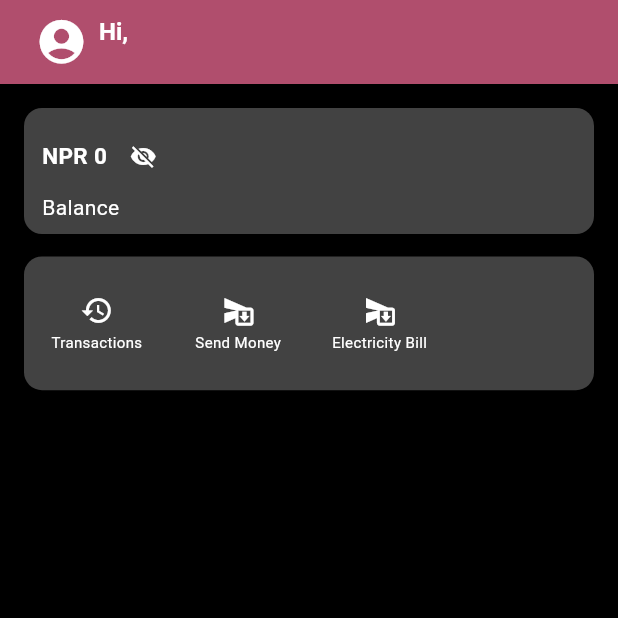
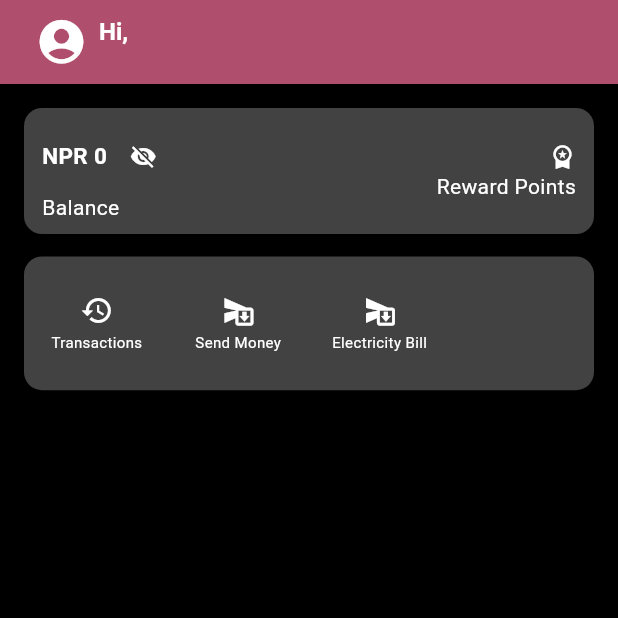
Before and after one commit to kavir/springFlutter, a Flutter app: the WalletHomePage screen opened directly, after a tap on the "visibility" icon, on a phone screen of 412 x 824 dp, the top half of it. Run offline on Flutter 3.47's test engine with Material 3 defaults, Android fonts, the phone set to English and light mode, and no system bars; our stand-ins replace dio, flutter_riverpod, freezed_annotation, hooks_riverpod, loading_animation_widget, stylish_bottom_bar; missing offline and left inert: qr_code_scanner_plus, simple_fontellico_progress_dialog; network calls fail; project files that could hold a hidden picture were left out.

Commit message:
update feature added

```diff
--- a/spring_roll_flutter/lib/Authentication/Screen/loginScreen.dart
+++ b/spring_roll_flutter/lib/Authentication/Screen/loginScreen.dart
@@ -32,7 +32,7 @@ class _LoginScreenState extends ConsumerState<LoginScreen> {
           }
         },
         success: (data) {
-          ToastUtils().showSuccessToast(context, "Login Successful");
+          ToastUtils().showSuccessToast(context, data!.message);
           Navigator.pushReplacement(
             context,
             MaterialPageRoute(
@@ -41,7 +41,7 @@ class _LoginScreenState extends ConsumerState<LoginScreen> {
           );
         },
         error: (e) {
-          ToastUtils().showErrorToast(context, "Failed to login");
+          ToastUtils().showErrorToast(context, e!.message);
         },
       );
     });
--- a/spring_roll_flutter/lib/Authentication/Screen/registerScreen.dart
+++ b/spring_roll_flutter/lib/Authentication/Screen/registerScreen.dart
@@ -59,7 +59,7 @@ class _RegisterScreenState extends ConsumerState<RegisterScreen> {
           }
         },
         success: (data) {
-          ToastUtils().showSuccessToast(context, "Register Successful");
+          ToastUtils().showSuccessToast(context, data?.message);
           Navigator.push(
             context,
             MaterialPageRoute(
@@ -68,7 +68,7 @@ class _RegisterScreenState extends ConsumerState<RegisterScreen> {
           );
         },
         error: (e) {
-          ToastUtils().showErrorToast(context, "Failed to register");
+          ToastUtils().showErrorToast(context, e?.message);
         },
       );
     });
--- a/spring_roll_flutter/lib/Utils/api_config.dart
+++ b/spring_roll_flutter/lib/Utils/api_config.dart
@@ -5,8 +5,9 @@ class ApiConfig {
   // static String prodServerUrl = 'http://192.168.1.94:5052';
   // static String prodOriginServerUrl = 'http://localhost:3000';
   //////////////////////////////////////
-  static String prodServerUrl =
-      'https://springjava-production-e579.up.railway.app';
+  static String prodServerUrl = 'https://springjava.onrender.com';
+  // static String prodServerUrl =
+  //     'https://springjava-production-e579.up.railway.app';
   // static String prodServerUrl = 'http://192.168.1.81:9090';
   static String prodOriginServerUrl = 'http://localhost:8080';
   // static String prodServerUrl = 'https://api.billin.space';
@@ -43,5 +44,6 @@ class ApiConfig {
   static const String publicUrl = "/public";
   static const String loginUrl = "/login";
   static const String passwordUrl = "/password";
+  static const String getRewardPoints = "/getRewardPoints";
   static const String resetPasswordRequestUrl = "/reset-password-request";
 }
--- /dev/null
+++ b/spring_roll_flutter/lib/Wallet/Provider/fetchRewardPoints.dart
@@ -0,0 +1,52 @@
+import 'package:hooks_riverpod/hooks_riverpod.dart';
+import 'package:dio/dio.dart';
+import 'package:spring_roll_flutter/Authentication/Provider/loginProvider.dart';
+import 'package:spring_roll_flutter/Utils/api_config.dart';
+import 'package:spring_roll_flutter/State/appState.dart';
+import 'package:spring_roll_flutter/Utils/dio_provider.dart';
+
+final rewardPointsProvider =
+    StateNotifierProvider<RewardPointsProviderNotifier, AppState<String>>(
+        (ref) {
+  return RewardPointsProviderNotifier(ref);
+});
+
+class RewardPointsProviderNotifier extends StateNotifier<AppState<String>> {
+  final Ref ref;
+
+  RewardPointsProviderNotifier(this.ref) : super(const AppState.initial());
+  Future<void> rewardPointProvider(int userId) async {
+    print("reward all ok");
+    state = const AppState.loading(loading: true);
+    final dio = ref.read(dioProvider);
+    final url = '${ApiConfig.apiUrl}${ApiConfig.getRewardPoints}/$userId';
+
+    try {
+      final String? token = await ref.read(tokenProvider);
+      final String cleanedToken =
+          token?.replaceAll(RegExp(r'token:|[{}]'), '')?.trim() ?? '';
+      final response = await dio.get(
+        url,
+        options: Options(
+          headers: {
+            'Origin': ApiConfig.prodOriginServerUrl,
+            'Authorization': 'Bearer $cleanedToken',
+          },
+        ),
+      );
+      if (response.statusCode == 200) {
+        final jsonResponse = response.data;
+        print("the reward json respojse is __$jsonResponse");
+        // state = const AppState.loading(loading: false);
+        state = AppState.success(data: jsonResponse);
+      } else {
+        print("yaha gayo ni tw guys");
+        state = const AppState.loading(loading: false);
+        state = AppState.error();
+      }
+    } catch (e) {
+      state = const AppState.loading(loading: false);
+      state = AppState.error();
+    }
+  }
+}
--- a/spring_roll_flutter/lib/Wallet/Provider/indv_user_dashBoard_info_provider.dart
+++ b/spring_roll_flutter/lib/Wallet/Provider/indv_user_dashBoard_info_provider.dart
@@ -24,7 +24,7 @@ class IndvUserDashBoardInfoProviderNotifier
     final dio = ref.read(dioProvider);
     final number = ref.read(phoneNumberProvider.notifier).state;
     final url = '${ApiConfig.apiUrl}${ApiConfig.wallet}${ApiConfig.userWallet}';
-    print("the url is ___$url");
+    print("the url is ___$url:::$number");
     final queryParams = {
       'number': number,
     };
@@ -32,6 +32,7 @@ class IndvUserDashBoardInfoProviderNotifier
       final String? token = await ref.read(tokenProvider);
       final String cleanedToken =
           token?.replaceAll(RegExp(r'token:|[{}]'), '')?.trim() ?? '';
+      print("haha okay yaha samma tw aayiiyo::$cleanedToken");
       final response = await dio.get(
         url,
         queryParameters: queryParams,
@@ -50,6 +51,7 @@ class IndvUserDashBoardInfoProviderNotifier
         state = const AppState.loading(loading: false);
         state = AppState.success(data: customers);
       } else {
+        print("yaha gayo ni tw guys");
         state = const AppState.loading(loading: false);
         state = AppState.error();
       }
--- a/spring_roll_flutter/lib/Wallet/Screen/wallet_home_screen.dart
+++ b/spring_roll_flutter/lib/Wallet/Screen/wallet_home_screen.dart
@@ -3,12 +3,12 @@ import 'dart:convert';
 import 'package:flutter/material.dart';
 import 'package:hooks_riverpod/hooks_riverpod.dart';
 import 'package:spring_roll_flutter/Utils/toast_utils.dart';
+import 'package:spring_roll_flutter/Wallet/Provider/fetchRewardPoints.dart';
 import 'package:spring_roll_flutter/Wallet/Provider/fund_transfer_provider.dart';
 import 'package:spring_roll_flutter/Wallet/Provider/indv_user_dashBoard_info_provider.dart';
 import 'package:spring_roll_flutter/Wallet/Provider/web_socket_provider.dart';
 import 'package:spring_roll_flutter/Wallet/Screen/ElectricityScreen.dart';
 import 'package:spring_roll_flutter/Wallet/Screen/fun_transfer_screen.dart';
-import 'package:spring_roll_flutter/Wallet/Screen/qr_screen.dart';
 import 'package:spring_roll_flutter/Wallet/Screen/transaction_history_screen.dart';
 import 'package:intl/intl.dart';
 
@@ -28,12 +28,22 @@ class _WalletHomePageState extends ConsumerState<WalletHomePage> {
   String name = '';
   String number = '';
   double amount = 0.0;
+  String rewards = '';
   @override
   void initState() {
     super.initState();
-    // WidgetsBinding.instance.addPostFrameCallback((_) {
-    //   ref.read(indvDahsboardInfoProvider.notifier).indvInfoProvider();
-    // });
+    WidgetsBinding.instance.addPostFrameCallback((_) {
+      ref.watch(indvDahsboardInfoProvider).maybeWhen(
+            success: (useryDetails) {
+              id = useryDetails!.userId;
+              name = useryDetails.userName;
+              number = useryDetails.userPhoneNumber;
+              amount = useryDetails.walletBalance;
+            },
+            orElse: () => 'No Logo',
+          );
+      ref.read(rewardPointsProvider.notifier).rewardPointProvider(id);
+    });
   }
 
   @override
@@ -45,23 +55,18 @@ class _WalletHomePageState extends ConsumerState<WalletHomePage> {
         success: (value) async {
           ref.read(indvDahsboardInfoProvider.notifier).indvInfoProvider();
         },
-        // loginError: (value) {
-        //   ToastUtils().showErrorToast(context, value.errorMessage ?? "");
-        // },
         error: (value) {
           ToastUtils().showErrorToast(context, "Unable to transfer fund");
         },
       );
     });
-    ref.watch(indvDahsboardInfoProvider).maybeWhen(
-        success: (useryDetails) {
-          id = useryDetails!.userId;
-          name = useryDetails.userName;
-          number = useryDetails.userPhoneNumber;
-          amount = useryDetails.walletBalance;
-          print("the user ko number is ___$number");
+
+    ref.watch(rewardPointsProvider).maybeWhen(
+          success: (rewardPoints) {
+            rewards = rewardPoints.toString();
           },
-        orElse: () => 'No Logo');
+          orElse: () => 'No Logo',
+        );
     _webSocketService = WebSocketService(id.toString());
 
     // Listen to balance updates
@@ -127,13 +132,15 @@ class _WalletHomePageState extends ConsumerState<WalletHomePage> {
   Widget _buildBalanceSection() {
     return Container(
       decoration: BoxDecoration(
-        color: const Color.fromARGB(255, 66, 66, 66), // Black background
-        borderRadius: BorderRadius.circular(12), // More rounded edges
+        color: const Color.fromARGB(255, 66, 66, 66),
+        borderRadius: BorderRadius.circular(12),
       ),
-      padding: EdgeInsets.symmetric(
-          vertical: 8, horizontal: 12), // Padding for spacing
-      child: Column(
-        mainAxisSize: MainAxisSize.min, // Reduce space inside the column
+      padding: EdgeInsets.symmetric(vertical: 8, horizontal: 12),
+      child: Row(
+        mainAxisAlignment: MainAxisAlignment.spaceBetween,
+        children: [
+          Column(
+            mainAxisSize: MainAxisSize.min,
             crossAxisAlignment: CrossAxisAlignment.start,
             children: [
               Row(
@@ -145,14 +152,16 @@ class _WalletHomePageState extends ConsumerState<WalletHomePage> {
                     style: TextStyle(
                       fontSize: 15,
                       fontWeight: FontWeight.bold,
-                  color: Colors.white, // White text for contrast
+                      color: Colors.white,
                     ),
                   ),
                   IconButton(
                     icon: Icon(
-                  _isBalanceVisible ? Icons.visibility_off : Icons.visibility,
+                      _isBalanceVisible
+                          ? Icons.visibility_off
+                          : Icons.visibility,
                       color: Colors.white,
-                  size: 18, // Reduce icon size for better alignment
+                      size: 18,
                     ),
                     onPressed: () {
                       setState(() {
@@ -164,8 +173,36 @@ class _WalletHomePageState extends ConsumerState<WalletHomePage> {
               ),
               Text(
                 'Balance',
+                style: TextStyle(fontSize: 14, color: Colors.white),
+              ),
+            ],
+          ),
+          Column(
+            crossAxisAlignment: CrossAxisAlignment.end,
+            children: [
+              Row(
+                children: [
+                  Text(
+                    rewards, // Make sure this is a string like '5850.00'
                     style: TextStyle(
-                fontSize: 14, color: Colors.white), // White text for contrast
+                      fontSize: 15,
+                      fontWeight: FontWeight.bold,
+                      color: Colors.white,
+                    ),
+                  ),
+                  SizedBox(width: 4),
+                  Icon(
+                    Icons.workspace_premium,
+                    color: Colors.white,
+                    size: 18,
+                  ),
+                ],
+              ),
+              Text(
+                'Reward Points',
+                style: TextStyle(fontSize: 14, color: Colors.white),
+              ),
+            ],
           ),
         ],
       ),
@@ -195,7 +232,7 @@ class _WalletHomePageState extends ConsumerState<WalletHomePage> {
                 context,
                 MaterialPageRoute(
                     builder: (context) => TransactionHistoryPage(
-                          userId: id ?? 0,
+                          userId: id,
                           amount: amount,
                         )),
               );
```
Also changed, not shown: spring_roll_flutter/lib/Authentication/Model/loginResponseModel.dart (added, +22 -0 lines), spring_roll_flutter/lib/Authentication/Model/registerResponseModel.dart (added, +25 -0 lines), spring_roll_flutter/lib/Authentication/Provider/loginProvider.dart (+9 -4 lines), spring_roll_flutter/lib/Authentication/Provider/registerProvider.dart (+7 -4 lines), spring_roll_flutter/flutter_01.png (added), spring_roll_flutter/lib/Authentication/Model/loginResponseModel.freezed.dart (added), spring_roll_flutter/lib/Authentication/Model/loginResponseModel.g.dart (added), spring_roll_flutter/lib/Authentication/Model/registerResponseModel.freezed.dart (added), spring_roll_flutter/lib/Authentication/Model/registerResponseModel.g.dart (added), 1 other file. Lines whose indentation alone changed are shown as unchanged.
